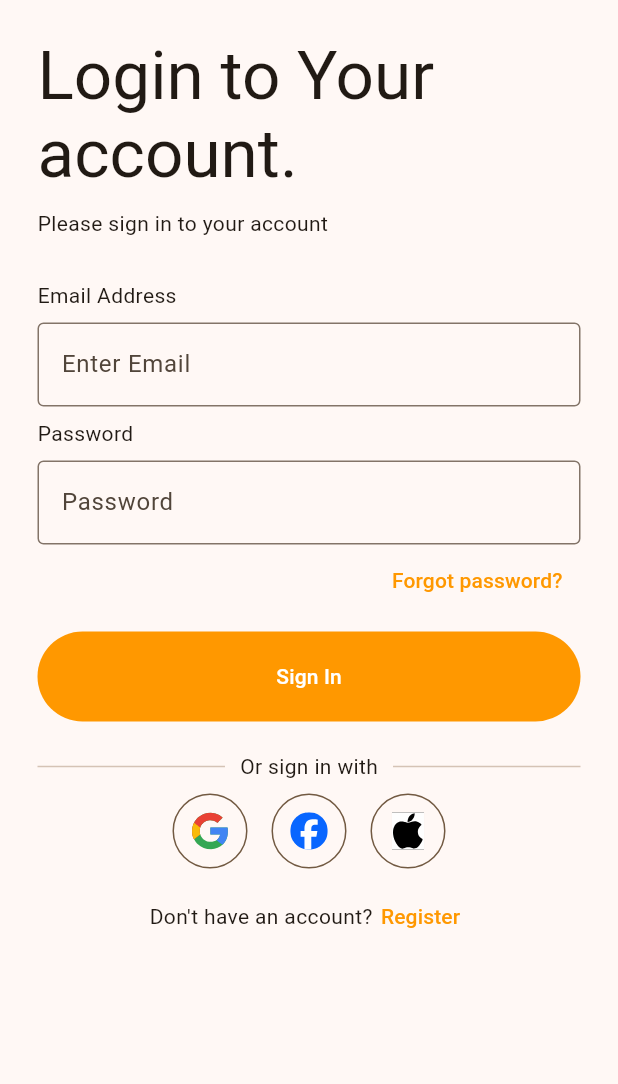
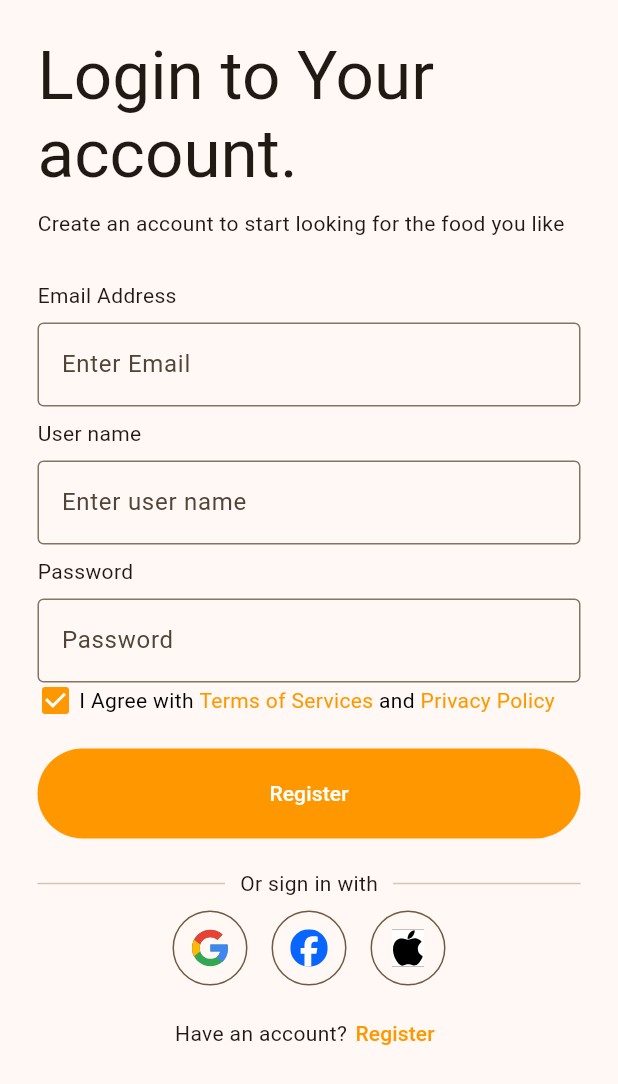
Before and after one commit to alpha-sow/fooddelivery, a Flutter app: the LoginEmailView screen opened by its route, after a tap on "Register", on a phone screen of 412 x 824 dp. Shown: the top 1084 px of the screen. Run offline on Flutter 3.47's test engine with Material 3 defaults, Android fonts, the phone set to English and light mode, and no system bars; our stand-ins replace auto_route, flutter_svg, vector_graphics.

Commit message:
feat: create account

```diff
--- /dev/null
+++ b/lib/login/view/login_create_view.dart
@@ -0,0 +1,128 @@
+import 'package:auto_route/auto_route.dart';
+import 'package:flutter/material.dart';
+import 'package:fooddelivery/login/view/widgets/widgets.dart';
+import 'package:fooddelivery/router/app_router.gr.dart';
+
+@RoutePage()
+class LoginCreateView extends StatelessWidget {
+  const LoginCreateView({super.key});
+
+  @override
+  Widget build(BuildContext context) {
+    return GestureDetector(
+      onTap: FocusScope.of(context).unfocus,
+      child: Scaffold(
+        body: SafeArea(
+          child: ListView(
+            children: [
+              Padding(
+                padding: const EdgeInsets.all(25.0),
+                child: Column(
+                  crossAxisAlignment: CrossAxisAlignment.start,
+                  children: [
+                    Column(
+                      crossAxisAlignment: CrossAxisAlignment.start,
+                      children: [
+                        Text(
+                          'Login to Your account.',
+                          style: Theme.of(context).textTheme.displayMedium,
+                        ),
+                        const Padding(
+                          padding: EdgeInsets.symmetric(vertical: 10.0),
+                          child: Text(
+                            'Create an account to start looking for the food you like',
+                          ),
+                        ),
+                      ],
+                    ),
+                    Padding(
+                      padding: const EdgeInsets.symmetric(vertical: 10.0),
+                      child: Column(
+                        crossAxisAlignment: CrossAxisAlignment.start,
+                        children: [
+                          const LoginTextField(
+                            label: 'Email Address',
+                            hintText: 'Enter Email',
+                          ),
+                          const LoginTextField(
+                            label: 'User name',
+                            hintText: 'Enter user name',
+                          ),
+                          const LoginTextField(
+                            label: 'Password',
+                            hintText: 'Password',
+                          ),
+                          Padding(
+                            padding: const EdgeInsets.only(bottom: 20.0),
+                            child: Wrap(
+                              crossAxisAlignment: WrapCrossAlignment.center,
+                              children: [
+                                SizedBox(
+                                  height: 24.0,
+                                  width: 24.0,
+                                  child: Checkbox(
+                                    value: true,
+                                    onChanged: (value) {},
+                                  ),
+                                ),
+                                const Text(
+                                  ' I Agree with ',
+                                  style: TextStyle(color: Colors.black),
+                                ),
+                                GestureDetector(
+                                  onTap: () {},
+                                  child: Text(
+                                    'Terms of Services',
+                                    style: TextStyle(
+                                      color:
+                                          Theme.of(context).colorScheme.primary,
+                                    ),
+                                  ),
+                                ),
+                                const Text(
+                                  ' and ',
+                                  style: TextStyle(color: Colors.black),
+                                ),
+                                GestureDetector(
+                                  onTap: () {},
+                                  child: Text(
+                                    'Privacy Policy',
+                                    style: TextStyle(
+                                      color:
+                                          Theme.of(context).colorScheme.primary,
+                                    ),
+                                  ),
+                                ),
+                              ],
+                            ),
+                          ),
+                          const LoginButton(label: 'Register'),
+                          const LoginSingInWidth(),
+                          Row(
+                            mainAxisAlignment: MainAxisAlignment.center,
+                            children: [
+                              const Text("Have an account?"),
+                              TextButton(
+                                onPressed: () {
+                                  context.router
+                                      .replace(const LoginEmailView());
+                                },
+                                style: TextButton.styleFrom(
+                                    padding: EdgeInsets.zero),
+                                child: const Text('Register'),
+                              ),
+                            ],
+                          )
+                        ],
+                      ),
+                    ),
+                  ],
+                ),
+              ),
+            ],
+          ),
+        ),
+      ),
+    );
+  }
+}
--- a/lib/login/view/login_email_view.dart
+++ b/lib/login/view/login_email_view.dart
@@ -1,6 +1,7 @@
 import 'package:auto_route/auto_route.dart';
 import 'package:flutter/material.dart';
 import 'package:fooddelivery/login/view/widgets/widgets.dart';
+import 'package:fooddelivery/router/app_router.gr.dart';
 
 @RoutePage()
 class LoginEmailView extends StatelessWidget {
@@ -11,9 +12,10 @@ class LoginEmailView extends StatelessWidget {
     return GestureDetector(
       onTap: FocusScope.of(context).unfocus,
       child: Scaffold(
-        resizeToAvoidBottomInset: false,
         body: SafeArea(
-          child: Padding(
+          child: ListView(
+            children: [
+              Padding(
                 padding: const EdgeInsets.all(25.0),
                 child: Column(
                   crossAxisAlignment: CrossAxisAlignment.start,
@@ -55,14 +57,16 @@ class LoginEmailView extends StatelessWidget {
                         ],
                       ),
                     ),
-                const LoginButton(),
+                    const LoginButton(label: 'Sign In'),
                     const LoginSingInWidth(),
                     Row(
                       mainAxisAlignment: MainAxisAlignment.center,
                       children: [
                         const Text("Don't have an account?"),
                         TextButton(
-                      onPressed: () {},
+                          onPressed: () {
+                            context.router.replace(const LoginCreateView());
+                          },
                           style: TextButton.styleFrom(padding: EdgeInsets.zero),
                           child: const Text('Register'),
                         ),
@@ -71,6 +75,8 @@ class LoginEmailView extends StatelessWidget {
                   ],
                 ),
               ),
+            ],
+          ),
         ),
       ),
     );
--- a/lib/login/view/widgets/login_button.dart
+++ b/lib/login/view/widgets/login_button.dart
@@ -1,7 +1,9 @@
 import 'package:flutter/material.dart';
 
 class LoginButton extends StatelessWidget {
-  const LoginButton({super.key});
+  const LoginButton({super.key, required this.label});
+
+  final String label;
 
   @override
   Widget build(BuildContext context) {
@@ -14,8 +16,8 @@ class LoginButton extends StatelessWidget {
           backgroundColor: Theme.of(context).colorScheme.primary,
           padding: const EdgeInsets.symmetric(vertical: 20),
         ),
-        child: const Text(
-          'Sign In',
+        child: Text(
+          label,
           style: TextStyle(color: Colors.white),
         ),
       ),
--- a/lib/router/app_router.dart
+++ b/lib/router/app_router.dart
@@ -34,9 +34,15 @@ class AppRouter extends RootStackRouter {
               ],
             ),
             AutoRoute(
-              path: 'loginEmail',
+              path: 'email',
               page: LoginEmailView.page,
-            )
+              type: const RouteType.custom(),
+            ),
+            AutoRoute(
+              path: 'create',
+              page: LoginCreateView.page,
+              type: const RouteType.custom(),
+            ),
           ],
         ),
       ];
```
Also changed, not shown: lib/router/app_router.gr.dart. Lines whose indentation alone changed are shown as unchanged.
